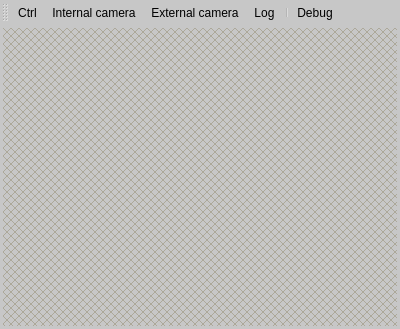
Qt form soft/project/lib-application/src/main_wnd.ui (z80/IPM) before a commit.
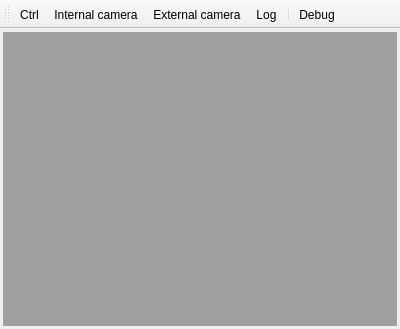
The same form after that commit. Icons and pictures are not drawn.

Commit message: Убрал StyleSheet, после этого Mdi заработало нормально.

```diff
--- a/soft/project/lib-application/src/main_wnd.ui
+++ b/soft/project/lib-application/src/main_wnd.ui
@@ -14,8 +14,7 @@
    <string>Control</string>
   </property>
   <property name="styleSheet">
-   <string notr="true">border-color: rgb(19, 125, 2);
-background-color: rgb(199, 199, 199);</string>
+   <string notr="true"/>
   </property>
   <widget class="QWidget" name="centralwidget">
    <layout class="QHBoxLayout" name="horizontalLayout">
@@ -27,21 +26,9 @@
     </property>
     <item>
      <widget class="QMdiArea" name="mdi">
-      <property name="background">
-       <brush brushstyle="DiagCrossPattern">
-        <color alpha="255">
-         <red>172</red>
-         <green>168</green>
-         <blue>153</blue>
-        </color>
-       </brush>
-      </property>
       <property name="viewMode">
        <enum>QMdiArea::SubWindowView</enum>
       </property>
-      <property name="documentMode">
-       <bool>false</bool>
-      </property>
      </widget>
     </item>
    </layout>
```
The commit also changes 2 other files.
